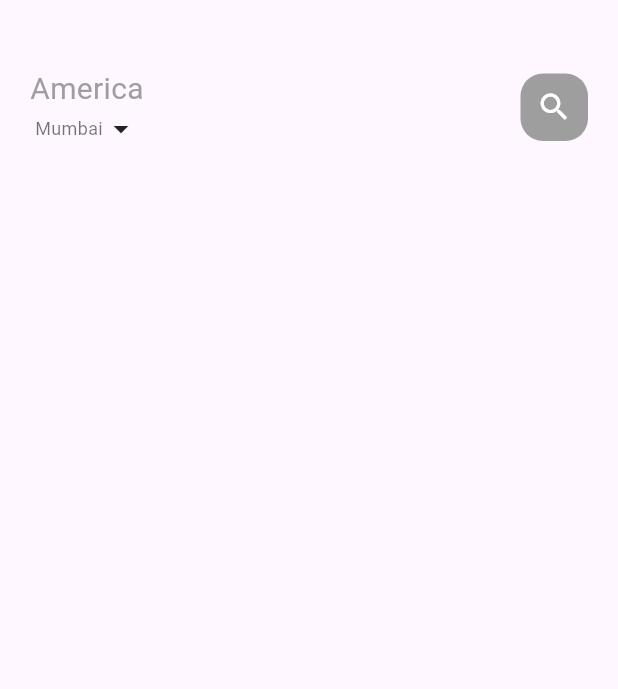
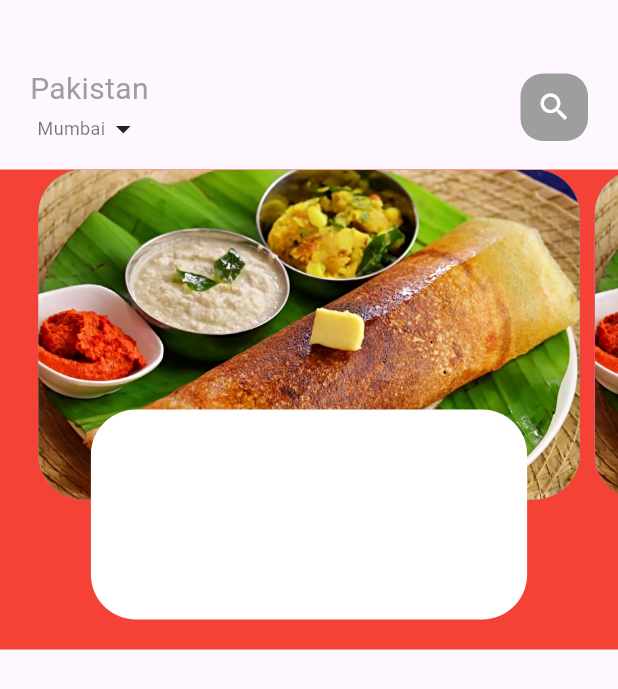
Before and after one commit to prashantmanna/flutter_food_delivery_app, a Flutter app: the screen it shows after launch, on a phone screen of 412 x 824 dp. Shown: the top 689 px of the screen. Run offline on Flutter 3.47's test engine with Material 3 defaults, Android fonts, the phone set to English and light mode, and no system bars; Roboto replaces fonts that are missing (Poppins).

Commit message:
first commit

```diff
--- a/lib/home/MyHomePage.dart
+++ b/lib/home/MyHomePage.dart
@@ -1,4 +1,5 @@
 import 'package:flutter/material.dart';
+import 'package:flutter_food_delivery_app/home/food_page_body.dart';
 import 'package:flutter_food_delivery_app/widgets/bigText.dart';
 import 'package:flutter_food_delivery_app/widgets/small_text.dart';
 
@@ -24,8 +25,9 @@ class _MyhomepageState extends State<Myhomepage> {
                 children: [
                   Column(
                     children: [
-                      Bigtext(text: "America",color: Colors.grey,),
+                      Bigtext(text: "Pakistan",color: Colors.grey,),
                       Row(
+                        mainAxisAlignment: MainAxisAlignment.center,
                         children: [
                           small_text(text: "Mumbai",color: Colors.black54,),
                           Icon(Icons.arrow_drop_down)
@@ -51,6 +53,7 @@ class _MyhomepageState extends State<Myhomepage> {
                 ],
               ),
             ),
+            FoodPageBody(),
           ],
         ),
       ),
--- /dev/null
+++ b/lib/home/food_page_body.dart
@@ -0,0 +1,59 @@
+import 'package:flutter/material.dart';
+
+class FoodPageBody extends StatefulWidget {
+  const FoodPageBody({super.key});
+
+  @override
+  State<FoodPageBody> createState() => _FoodPageBodyState();
+}
+
+class _FoodPageBodyState extends State<FoodPageBody> {
+  PageController pageController = PageController(viewportFraction: 0.9);
+  @override
+  Widget build(BuildContext context) {
+    return Container(
+      color: Colors.red,
+      height: 320,
+      child: PageView.builder(
+        controller: pageController,
+          itemCount: 5,
+          itemBuilder: (context,position){
+        return _buildPageItem(position);
+      }),
+    );
+  }
+  Widget _buildPageItem(int index){
+    return Stack(
+      children: [
+        Container(
+        height: 220,
+        margin: EdgeInsets.only(left: 5,right: 5),
+        decoration: BoxDecoration(
+          borderRadius: BorderRadius.circular(30),
+          color: index.isEven?Color(0xff69c5df):Color(0xff9294cc),
+          image: DecorationImage(
+            fit: BoxFit.cover,
+            image: AssetImage(
+              "assets/images/masaladosa.jpg"
+            )
+          )
+        ),
+      ),
+        Align(
+
+          alignment: Alignment.bottomCenter,
+          child: Container(
+            height: 140,
+
+            margin: EdgeInsets.only(left: 40,right: 40,bottom: 20),
+            decoration: BoxDecoration(
+                borderRadius: BorderRadius.circular(30),
+                color: Colors.white,
+
+            ),
+          ),
+        )
+      ],
+    );
+  }
+}
```
Also changed, not shown: pubspec.yaml (+24 -63 lines), assets/images/masaladosa.jpg (added), 1 other file.
